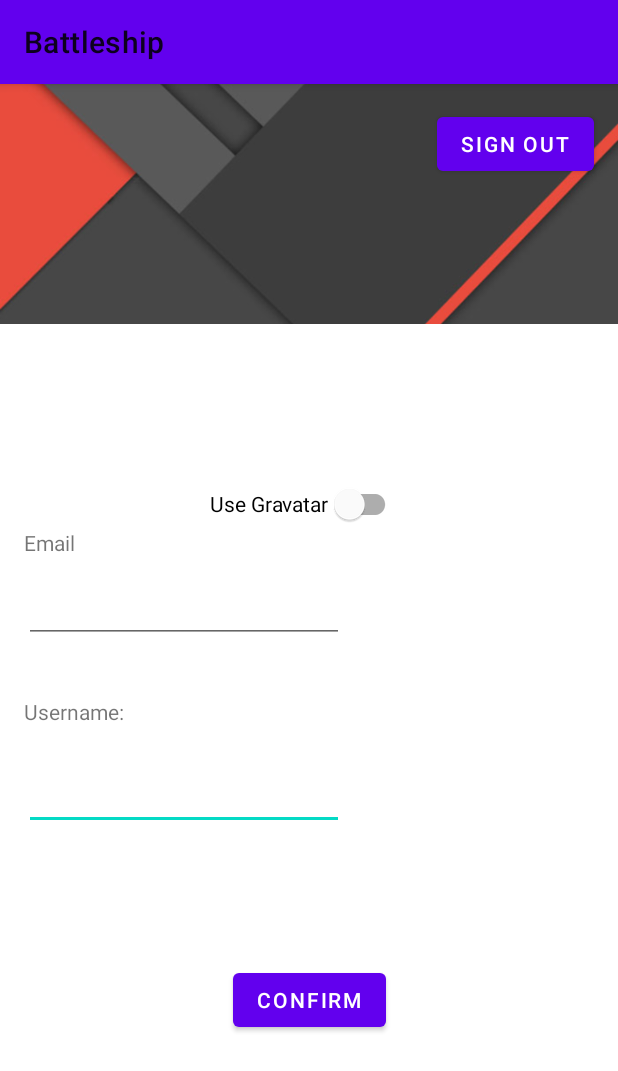
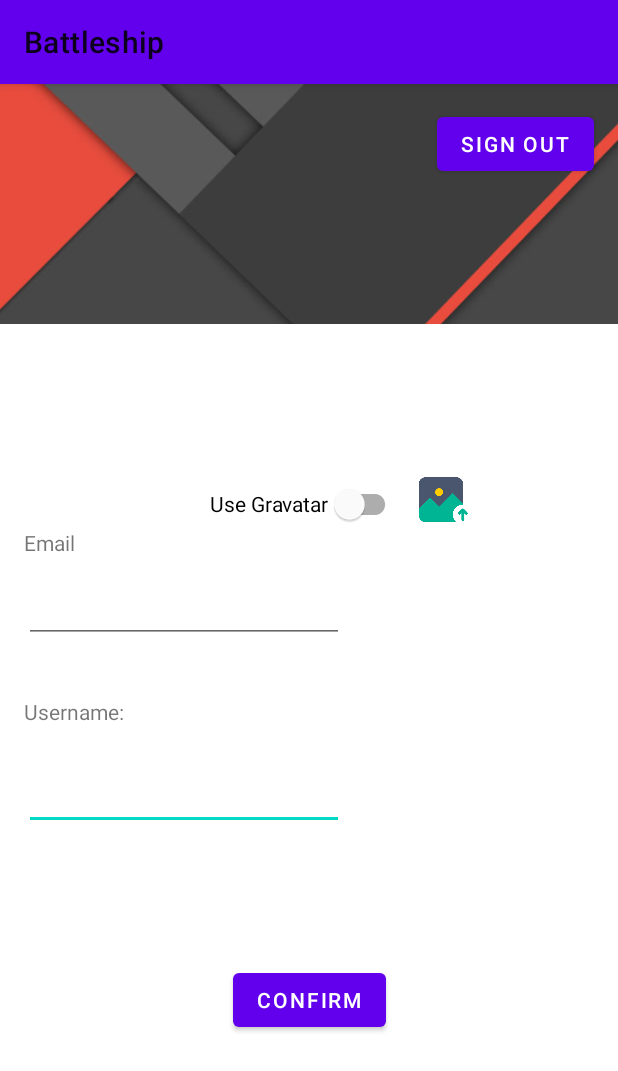
Before and after one commit to shaplykon/Battleship-Android, an Android app: the ProfileActivity screen opened directly, with no data from a screen before it, on a phone screen of 412 x 824 dp. Shown: the top 1071 px of the screen. Run offline under Robolectric (Android 15) with nearby library versions, the phone set to English and light mode, and no system bars; our stand-ins replace Firebase (no records; nobody signed in at launch, a user with empty details on screens opened directly); libraries missing offline, so code that uses them is left out: com.facebook.drawee, com.firebase.ui; plain views replace SimpleDraweeView; pictures from the network do not load; 3 statements that could not run were skipped.

Commit message:
Added photo remote storage and profile editing without separate saving

```diff
--- a/app/build.gradle
+++ b/app/build.gradle
@@ -32,7 +32,6 @@ android {
 dependencies {
     implementation platform('com.google.firebase:firebase-bom:26.1.1')
     implementation 'com.firebaseui:firebase-ui-auth:6.4.0'
-
     implementation 'com.facebook.fresco:fresco:2.3.0'
     implementation 'androidx.appcompat:appcompat:1.2.0'
     implementation 'com.google.android.material:material:1.2.1'
@@ -42,6 +41,8 @@ dependencies {
     implementation 'androidx.annotation:annotation:1.1.0'
     implementation 'androidx.lifecycle:lifecycle-livedata-ktx:2.2.0'
     implementation 'androidx.lifecycle:lifecycle-viewmodel-ktx:2.2.0'
+    implementation 'com.google.firebase:firebase-storage:19.2.0'
+    implementation 'com.google.firebase:firebase-database:19.5.1'
     testImplementation 'junit:junit:4.13.1'
     androidTestImplementation 'androidx.test.ext:junit:1.1.2'
     androidTestImplementation 'androidx.test.espresso:espresso-core:3.3.0'
--- a/app/src/main/java/com/example/battleship/MD5Util.java
+++ b/app/src/main/java/com/example/battleship/MD5Util.java
@@ -1,6 +1,5 @@
 package com.example.battleship;
 
-import java.util.*;
 import java.io.*;
 import java.security.*;
 
--- a/app/src/main/res/layout/activity_profile.xml
+++ b/app/src/main/res/layout/activity_profile.xml
@@ -115,6 +115,18 @@
             app:layout_constraintStart_toStartOf="parent"
             app:layout_constraintTop_toTopOf="parent" />
 
+        <ImageButton
+            android:id="@+id/uploadImageButton"
+            android:layout_width="36dp"
+            android:layout_height="36dp"
+            android:layout_marginStart="12dp"
+            android:layout_marginTop="24dp"
+            android:background="@android:color/transparent"
+            android:scaleType="fitXY"
+            app:layout_constraintStart_toEndOf="@+id/gravatarSwitch"
+            app:layout_constraintTop_toBottomOf="@+id/profileImage"
+            app:srcCompat="@drawable/upload" />
+
     </androidx.constraintlayout.widget.ConstraintLayout>
 
 </RelativeLayout>
```
Also changed, not shown: app/src/main/java/com/example/battleship/ProfileActivity.java (+112 -28 lines), app/src/main/java/com/example/battleship/User.java (added, +19 -0 lines), app/src/main/res/drawable-v24/upload.png (added).
